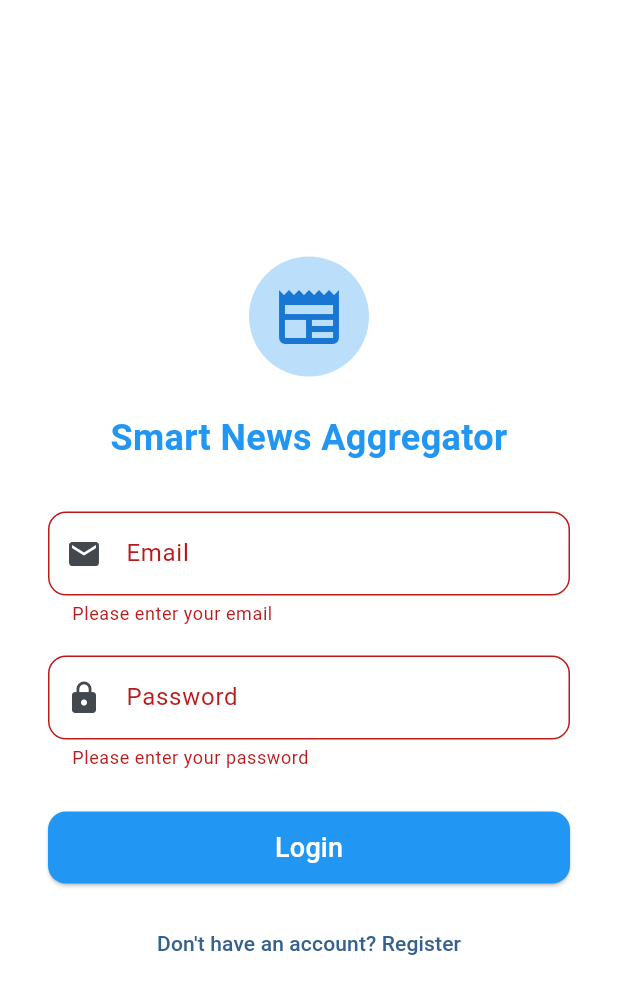
After one commit to Rabeeh10/Smart-News-Aggregator-Application, a Flutter app: the screen it shows after launch, after a tap on "Login", on a phone screen of 412 x 824 dp. The commit adds this screen. Shown: the top 994 px of the screen. Run offline on Flutter 3.47's test engine with Material 3 defaults, Android fonts, the phone set to English and light mode, and no system bars; our stand-ins replace firebase_auth; accounts and stored records are empty; network calls fail.

Commit message:
Implement Firebase email and password authentication

```diff
--- /dev/null
+++ b/smart_news_aggrigator/lib/auth_service.dart
@@ -0,0 +1,19 @@
+import 'package:firebase_auth/firebase_auth.dart';
+
+class AuthService {
+  // Register a new user
+  Future<UserCredential> registerWithEmailPassword(String email, String password) async {
+    return await FirebaseAuth.instance.createUserWithEmailAndPassword(
+      email: email,
+      password: password,
+    );
+  }
+
+  // Sign in an existing user
+  Future<UserCredential> signInWithEmailPassword(String email, String password) async {
+    return await FirebaseAuth.instance.signInWithEmailAndPassword(
+      email: email,
+      password: password,
+    );
+  }
+}
--- /dev/null
+++ b/smart_news_aggrigator/lib/login_screen.dart
@@ -0,0 +1,147 @@
+import 'package:flutter/material.dart';
+import 'auth_service.dart';
+
+class LoginScreen extends StatefulWidget {
+  const LoginScreen({super.key});
+
+  @override
+  State<LoginScreen> createState() => _LoginScreenState();
+}
+
+class _LoginScreenState extends State<LoginScreen> {
+  final _formKey = GlobalKey<FormState>();
+  final TextEditingController _emailController = TextEditingController();
+  final TextEditingController _passwordController = TextEditingController();
+  final AuthService _authService = AuthService();
+
+  @override
+  void dispose() {
+    _emailController.dispose();
+    _passwordController.dispose();
+    super.dispose();
+  }
+
+  Future<void> _login() async {
+    if (_formKey.currentState!.validate()) {
+      try {
+        await _authService.signInWithEmailPassword(
+          _emailController.text.trim(),
+          _passwordController.text.trim(),
+        );
+        ScaffoldMessenger.of(context).showSnackBar(
+          const SnackBar(content: Text('Login successful!')),
+        );
+        // Optionally, navigate to another screen here
+      } catch (e) {
+        ScaffoldMessenger.of(context).showSnackBar(
+          SnackBar(content: Text('Login failed: \n${e.toString()}')),
+        );
+      }
+    }
+  }
+
+  @override
+  Widget build(BuildContext context) {
+    return Scaffold(
+      backgroundColor: Colors.white,
+      body: Center(
+        child: SingleChildScrollView(
+          padding: const EdgeInsets.symmetric(horizontal: 32, vertical: 24),
+          child: Form(
+            key: _formKey,
+            child: Column(
+              mainAxisAlignment: MainAxisAlignment.center,
+              crossAxisAlignment: CrossAxisAlignment.stretch,
+              children: [
+                const SizedBox(height: 32),
+                // App logo or icon
+                CircleAvatar(
+                  radius: 40,
+                  backgroundColor: Colors.blue.shade100,
+                  child: Icon(Icons.newspaper, size: 48, color: Colors.blue.shade700),
+                ),
+                const SizedBox(height: 24),
+                const Text(
+                  'Smart News Aggregator',
+                  textAlign: TextAlign.center,
+                  style: TextStyle(
+                    fontSize: 24,
+                    fontWeight: FontWeight.bold,
+                    color: Colors.blue,
+                  ),
+                ),
+                const SizedBox(height: 32),
+                TextFormField(
+                  controller: _emailController,
+                  decoration: InputDecoration(
+                    labelText: 'Email',
+                    prefixIcon: const Icon(Icons.email),
+                    border: OutlineInputBorder(
+                      borderRadius: BorderRadius.circular(12),
+                    ),
+                  ),
+                  keyboardType: TextInputType.emailAddress,
+                  validator: (value) {
+                    if (value == null || value.isEmpty) {
+                      return 'Please enter your email';
+                    }
+                    if (!RegExp(r'^[^@\s]+@[^@\s]+\.[^@\s]+').hasMatch(value)) {
+                      return 'Please enter a valid email';
+                    }
+                    return null;
+                  },
+                ),
+                const SizedBox(height: 20),
+                TextFormField(
+                  controller: _passwordController,
+                  decoration: InputDecoration(
+                    labelText: 'Password',
+                    prefixIcon: const Icon(Icons.lock),
+                    border: OutlineInputBorder(
+                      borderRadius: BorderRadius.circular(12),
+                    ),
+                  ),
+                  obscureText: true,
+                  validator: (value) {
+                    if (value == null || value.isEmpty) {
+                      return 'Please enter your password';
+                    }
+                    if (value.length < 6) {
+                      return 'Password must be at least 6 characters';
+                    }
+                    return null;
+                  },
+                ),
+                const SizedBox(height: 28),
+                SizedBox(
+                  height: 48,
+                  child: ElevatedButton(
+                    style: ElevatedButton.styleFrom(
+                      backgroundColor: Colors.blue,
+                      shape: RoundedRectangleBorder(
+                        borderRadius: BorderRadius.circular(12),
+                      ),
+                    ),
+                    onPressed: _login,
+                    child: const Text(
+                      'Login',
+                      style: TextStyle(fontSize: 18, color: Colors.white),
+                    ),
+                  ),
+                ),
+                const SizedBox(height: 16),
+                TextButton(
+                  onPressed: () {
+                    // TODO: Navigate to registration screen
+                  },
+                  child: const Text('Don\'t have an account? Register'),
+                ),
+                const SizedBox(height: 32),
+              ],
+            ),
+          ),
+        ),
+      ),
+    );
+  }
+}
--- a/smart_news_aggrigator/lib/main.dart
+++ b/smart_news_aggrigator/lib/main.dart
@@ -1,5 +1,5 @@
 import 'package:flutter/material.dart';
-import 'home_page.dart';
+import 'login_screen.dart';
 
 void main() {
   runApp(const SmartNewsApp());
@@ -20,7 +20,7 @@ class SmartNewsApp extends StatelessWidget {
         ),
         useMaterial3: true,
       ),
-      home: const HomePage(),
+      home: const LoginScreen(),
     );
   }
 }
--- a/smart_news_aggrigator/pubspec.yaml
+++ b/smart_news_aggrigator/pubspec.yaml
@@ -34,6 +34,12 @@ dependencies:
   # The following adds the Cupertino Icons font to your application.
   # Use with the CupertinoIcons class for iOS style icons.
   cupertino_icons: ^1.0.8
+
+  # Firebase and HTTP dependencies
+  firebase_core: ^2.30.0
+  firebase_auth: ^4.19.0
+  cloud_firestore: ^4.17.0
+  http: ^1.2.1
 
 dev_dependencies:
   flutter_test:
```
Also changed, not shown: smart_news_aggrigator/lib/registration_screen.dart (added, +106 -0 lines), smart_news_aggrigator/pubspec.lock, 1 other file.
